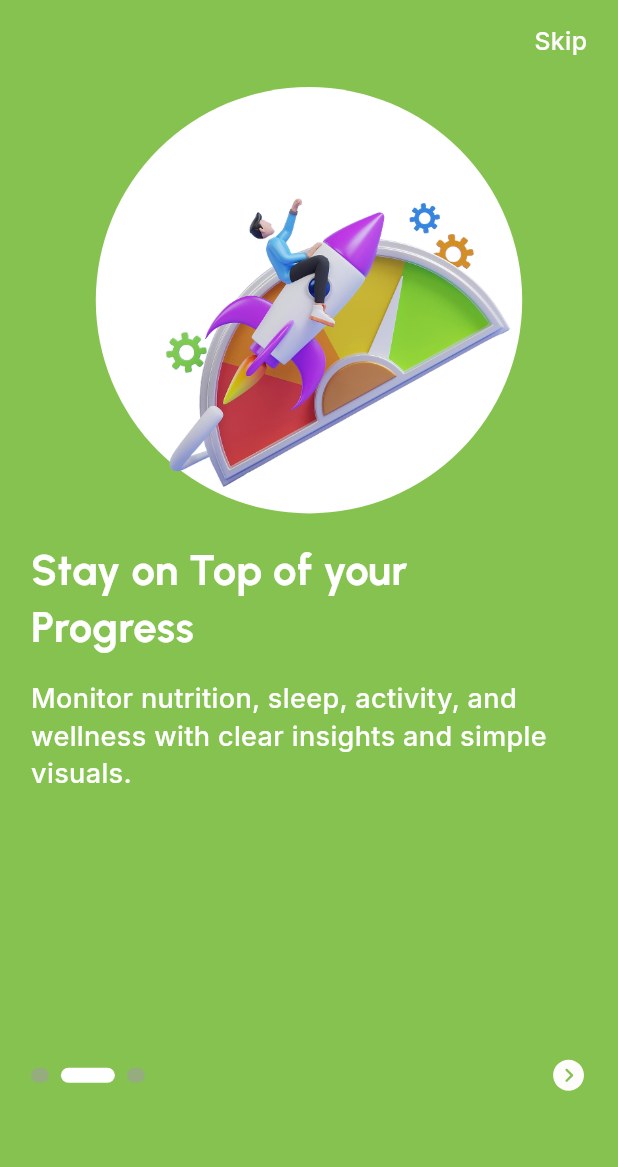
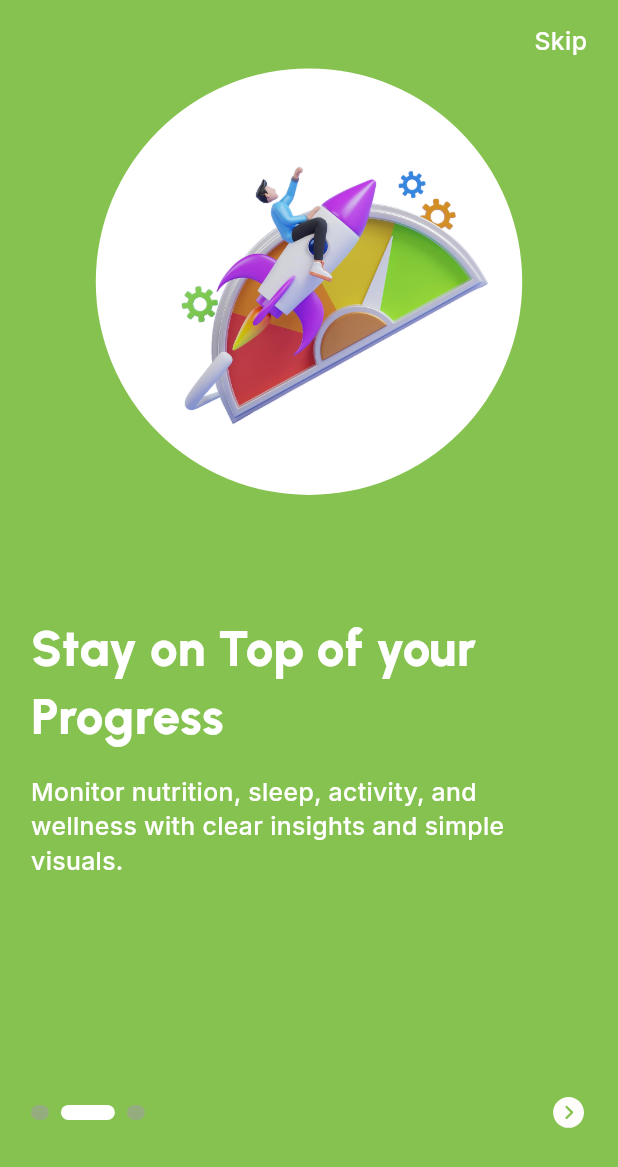
Before and after one commit to developerbazaar1/jimmy-sir-app, a Flutter app: the screen it shows after launch, after a tap on an icon or button, on a phone screen of 412 x 824 dp. Shown: the top 1167 px of the screen. Run offline on Flutter 3.47's test engine with Material 3 defaults, Android fonts, the phone set to English and light mode, and no system bars; drawn by our look-alikes of smooth_page_indicator; our stand-ins replace connectivity_plus, file_picker, flutter_riverpod, flutter_svg, fluttertoast, get and 3 more; project files that could hold a hidden picture were left out.

Commit message:
onboarding screens / welcome

```diff
--- a/lib/core/constants/app_colors.dart
+++ b/lib/core/constants/app_colors.dart
@@ -8,4 +8,5 @@ class AppColor {
   static Color redColor = Color(0XFFE33C10);
   static Color textColor = Color(0XFF151514);
   static Color textGreyColor = Color(0XFF8F8F8F);
+  static Color textBrownColor = Color(0XFF442200);
 }
--- a/lib/core/constants/app_images.dart
+++ b/lib/core/constants/app_images.dart
@@ -6,4 +6,5 @@ class AppImages {
   static String onboarding_11 = '$basePath/onboarding_11.png';
   static String onboarding_22 = '$basePath/onboarding_22.png';
   static String onboarding_33 = '$basePath/onboarding_33.png';
+  static String aboutYourself = '$basePath/about_your_screen_image.png';
 }
--- a/lib/core/constants/app_svg.dart
+++ b/lib/core/constants/app_svg.dart
@@ -5,4 +5,5 @@ class AppSvg {
   // static String logo2 = "$basePath/onboarding_2.svg";
   // static String logo3 = "$basePath/onboarding_3.svg";
   static String roundNextIcon = "$basePath/roundNextIcon.svg";
+  static String aboutYourScreenImage = "$basePath/about_your_screenImage.svg";
 }
--- a/lib/core/routes/app_routes.dart
+++ b/lib/core/routes/app_routes.dart
@@ -1,5 +1,6 @@
 import 'package:flutter_riverpod/flutter_riverpod.dart';
 import 'package:go_router/go_router.dart';
+import 'package:jimmy_sir_app/features/registeration/presentation/screens/about_yourself_screen.dart';
 import 'route_import.dart';
 
 final appRouterProvider = Provider<GoRouter>((ref) {
@@ -20,6 +21,11 @@ final appRouterProvider = Provider<GoRouter>((ref) {
         path: RoutePaths.signUp,
         name: RouteNames.signUp,
         builder: (_, __) => const SignUpScreen(),
+      ),
+      GoRoute(
+        path: RoutePaths.aboutYourself,
+        name: RouteNames.aboutYourself,
+        builder: (_, __) => const AboutYourselfScreen(),
       ),
     ],
   );
--- a/lib/core/routes/route_constant.dart
+++ b/lib/core/routes/route_constant.dart
@@ -8,13 +8,15 @@
 
 /// Use names for navigation (goNamed) and paths for deep linking (go)
 class RouteNames {
-  static const splash     = 'splash_screen';
+  static const splash = 'splash_screen';
   static const onboarding = 'onboarding_screen';
-  static const signUp     = 'signUp_screen';
+  static const signUp = 'signUp_screen';
+  static const aboutYourself = 'about_yourself_screen';
 }
 
 class RoutePaths {
-  static const splash     = '/splash_screen';
+  static const splash = '/splash_screen';
   static const onboarding = '/onboarding_screen';
-  static const signUp     = '/signUp_screen';
+  static const signUp = '/signUp_screen';
+  static const aboutYourself = '/about_yourself_screen';
 }
--- a/lib/features/onbaording/data/providers/onboarding_provider.dart
+++ b/lib/features/onbaording/data/providers/onboarding_provider.dart
@@ -1,3 +1,4 @@
 import 'package:flutter_riverpod/flutter_riverpod.dart';
 
 final onboardingPageProvider = StateProvider<int>((ref) => 0);
+final animateImageProvider = StateProvider<bool>((ref) => false);
--- a/lib/features/onbaording/presentation/screens/onboarding_screen.dart
+++ b/lib/features/onbaording/presentation/screens/onboarding_screen.dart
@@ -1,11 +1,13 @@
 import 'package:flutter/material.dart';
 import 'package:flutter_riverpod/flutter_riverpod.dart';
 import 'package:flutter_svg/svg.dart';
+import 'package:go_router/go_router.dart';
 import 'package:jimmy_sir_app/core/components/apptext/inter_apptext.dart';
 import 'package:jimmy_sir_app/core/components/apptext/urban_apptext.dart';
 import 'package:jimmy_sir_app/core/constants/app_colors.dart';
 import 'package:jimmy_sir_app/core/constants/app_images.dart';
 import 'package:jimmy_sir_app/core/constants/app_svg.dart';
+import 'package:jimmy_sir_app/core/routes/route_constant.dart';
 import 'package:jimmy_sir_app/features/onbaording/data/providers/onboarding_provider.dart';
 import 'package:smooth_page_indicator/smooth_page_indicator.dart';
 
@@ -17,7 +19,7 @@ class OnboardingScreen extends ConsumerStatefulWidget {
 }
 
 class _OnboardingScreenState extends ConsumerState<OnboardingScreen> {
-  final pageController = PageController();
+  late PageController pageController;
 
   final List<_OnboardingPageModel> pages = [
     _OnboardingPageModel(
@@ -44,10 +46,23 @@ class _OnboardingScreenState extends ConsumerState<OnboardingScreen> {
   ];
 
   @override
+  void initState() {
+    super.initState();
+    pageController = PageController(initialPage: 0);
+  }
+
+  @override
+  void dispose() {
+    pageController.dispose();
+    super.dispose();
+  }
+
+  @override
   Widget build(BuildContext context) {
     final currentPage = ref.watch(onboardingPageProvider);
-    final height = MediaQuery.sizeOf(context).height;
-    final width = MediaQuery.sizeOf(context).width;
+    final size = MediaQuery.sizeOf(context);
+    final height = size.height;
+    final width = size.width;
 
     return Scaffold(
       backgroundColor: pages[currentPage].color,
@@ -67,32 +82,36 @@ class _OnboardingScreenState extends ConsumerState<OnboardingScreen> {
                 ),
               ),
             ),
-            SizedBox(height: height * 0.01),
-
             Expanded(
-              child: PageView.builder(
+              child: PageView.custom(
                 // physics: const NeverScrollableScrollPhysics(),
                 controller: pageController,
-                itemCount: pages.length,
                 onPageChanged: (index) =>
                     ref.read(onboardingPageProvider.notifier).state = index,
-                itemBuilder: (context, index) {
-                  return _OnboardingPage(
-                    pages[index],
-                    key: ValueKey(pages[index].imagePath),
-                  );
+                childrenDelegate: SliverChildBuilderDelegate(
+                  (context, index) {
+                    return _OnboardingPage(pages[index], key: ValueKey(index));
                   },
+                  childCount: pages.length,
+                  addAutomaticKeepAlives: false,
+                  addRepaintBoundaries: false,
+                  addSemanticIndexes: false,
                 ),
               ),
+            ),
+
             Padding(
-              padding: EdgeInsets.symmetric(
-                horizontal: width * 0.05,
-                vertical: height * 0.03,
-              ),
+              padding: EdgeInsets.symmetric(horizontal: width * 0.05),
               child: Row(
                 mainAxisAlignment: MainAxisAlignment.spaceBetween,
                 children: [
-                  SmoothPageIndicator(
+                  AnimatedBuilder(
+                    animation: pageController,
+                    builder: (context, _) {
+                      if (!pageController.hasClients) {
+                        return const SizedBox(height: 12, width: 80);
+                      }
+                      return SmoothPageIndicator(
                         controller: pageController,
                         count: pages.length,
                         effect: ExpandingDotsEffect(
@@ -101,15 +120,50 @@ class _OnboardingScreenState extends ConsumerState<OnboardingScreen> {
                           dotColor: Colors.grey.withOpacity(0.6),
                           activeDotColor: Colors.white,
                         ),
+                      );
+                    },
                   ),
                   GestureDetector(
                     onTap: () async {
-                      if (currentPage < pages.length - 1) {
-                        pageController.jumpToPage(currentPage + 1);
+                      final current = ref.read(onboardingPageProvider);
+
+                      if (!pageController.hasClients) return;
+
+                      if (current < pages.length - 1) {
+                        // Trigger animation manually
+                        ref.read(animateImageProvider.notifier).state = true;
+
+                        // Thoda delay do taaki animation visible ho
+                        await Future.delayed(const Duration(milliseconds: 50));
+
+                        pageController.jumpToPage(current + 1);
+                        ref.read(onboardingPageProvider.notifier).state =
+                            current + 1;
+
+                        // Reset flag
+                        Future.delayed(const Duration(milliseconds: 800), () {
+                          ref.read(animateImageProvider.notifier).state = false;
+                        });
                       } else {
-                        // Finish onboarding
+                        context.pushNamed(RouteNames.aboutYourself);
                       }
                     },
+
+                    // onTap: () async {
+                    //   final current = ref.read(onboardingPageProvider);
+                    //   if (!pageController.hasClients) return;
+
+                    //   if (current < pages.length - 1) {
+                    //     // remove sliding effect
+                    //     pageController.jumpToPage(current + 1);
+
+                    //     // update provider manually (since jumpToPage is instant)
+                    //     ref.read(onboardingPageProvider.notifier).state =
+                    //         current + 1;
+                    //   } else {
+                    //     context.pushNamed(RouteNames.aboutYourself);
+                    //   }
+                    // },
                     child: SvgPicture.asset(
                       AppSvg.roundNextIcon,
                       height: height * 0.06,
@@ -127,6 +181,21 @@ class _OnboardingScreenState extends ConsumerState<OnboardingScreen> {
   }
 }
 
+// onTap: () async {
+//   final current = ref.read(onboardingPageProvider);
+//   if (!pageController.hasClients) return;
+//   if (current < pages.length - 1) {
+//     await pageController.nextPage(
+//       duration: const Duration(milliseconds: 380),
+//       curve: Curves.easeInOut,
+//     );
+//   } else {
+//     context.pushNamed(RouteNames.aboutYourself);
+//     print(
+//       "navigate-------------------------------------to nexttt screennnnnnn",
+//     );
+//   }
+// },
 class _OnboardingPageModel {
   final Color color;
   final String imagePath;
@@ -146,7 +215,6 @@ class _OnboardingPage extends ConsumerWidget {
 
   const _OnboardingPage(this.model, {super.key});
 
-  // Minimal helper to map image → index (so we can vary the effect per page)
   int _pageIndexFor(String path) {
     if (path == AppImages.onboarding_11) return 0;
     if (path == AppImages.onboarding_22) return 1;
@@ -161,6 +229,7 @@ class _OnboardingPage extends ConsumerWidget {
 
     final pageIndex = _pageIndexFor(model.imagePath);
     final isCurrent = currentPage == pageIndex;
+
     final double targetOpacity = isCurrent ? 1.0 : 0.0;
     final double targetScale = (pageIndex == 2)
         ? (isCurrent ? 1.0 : 0.88)
@@ -170,7 +239,7 @@ class _OnboardingPage extends ConsumerWidget {
         ? 0.0
         : (isCurrent && pageIndex == 2)
         ? (11.0 / 360.0)
-        : (12.0 / 360.0);
+        : (5.0 / 360.0);
 
     final Offset slideOffset = (pageIndex == 1)
         ? (isCurrent ? Offset.zero : const Offset(0.4, 0.0))
@@ -186,7 +255,7 @@ class _OnboardingPage extends ConsumerWidget {
             Align(
               alignment: Alignment.center,
               child: Container(
-                height: height * 0.37,
+                height: height * 0.36,
                 width: width * 0.69,
                 decoration: const BoxDecoration(
                   shape: BoxShape.circle,
@@ -194,30 +263,22 @@ class _OnboardingPage extends ConsumerWidget {
                 ),
               ),
             ),
-
             Positioned(
               child: SizedBox(
-                height: height * 0.38,
+                height: height * 0.33,
                 child: Center(
                   child: AnimatedContainer(
                     duration: const Duration(milliseconds: 800),
-                    // curve: Curves.easeOutBack,
                     child: AnimatedOpacity(
                       duration: const Duration(milliseconds: 400),
-                      // curve: Curves.easeOut,
                       opacity: targetOpacity,
                       child: AnimatedSlide(
-                        // <-- added
                         duration: const Duration(milliseconds: 500),
                         offset: slideOffset,
                         child: AnimatedScale(
                           duration: isCurrent
-                              ? const Duration(
-                                  milliseconds: 700,
-                                ) // nice elastic bump when entering
-                              : const Duration(
-                                  milliseconds: 260,
-                                ), // quick blow-out when leaving
+                              ? const Duration(milliseconds: 700)
+                              : const Duration(milliseconds: 260),
                           curve: Curves.easeOutCubic,
                           scale: targetScale,
                           child: AnimatedRotation(
@@ -243,8 +304,7 @@ class _OnboardingPage extends ConsumerWidget {
             ),
           ],
         ),
-
-        // SizedBox(height: height * 0.1),
+        SizedBox(height: height * 0.09),
         Padding(
           padding: EdgeInsets.symmetric(horizontal: width * 0.05),
           child: Column(
@@ -253,8 +313,8 @@ class _OnboardingPage extends ConsumerWidget {
               UrbanApptext(
                 text: model.title,
                 textAlign: TextAlign.start,
-                fontSize: 28,
-                fontWeight: FontWeight.w700,
+                fontSize: width * 0.08,
+                fontWeight: FontWeight.w800,
                 color: Colors.white,
               ),
               SizedBox(height: height * 0.02),
@@ -262,7 +322,7 @@ class _OnboardingPage extends ConsumerWidget {
                 text: model.description,
                 maxLines: 3,
                 textAlign: TextAlign.start,
-                fontSize: 18,
+                fontSize: width * 0.04,
                 fontWeight: FontWeight.w500,
                 color: Colors.white,
               ),
@@ -273,6 +333,31 @@ class _OnboardingPage extends ConsumerWidget {
     );
   }
 }
+
+
+
+
+
+
+
+
+
+
+
+
+
+
+
+
+
+
+
+
+
+
+
+
+
 
 
 
--- /dev/null
+++ b/lib/features/registeration/data/registration_repo.dart
@@ -0,0 +1 @@
+class RegistrationRepo {}
--- /dev/null
+++ b/lib/features/registeration/presentation/providers/aboutyourself_Provider.dart
@@ -0,0 +1,3 @@
+import 'package:flutter_riverpod/flutter_riverpod.dart';
+
+final aboutStepProvider = StateProvider<int>((ref) => 0);
```
Also changed, not shown: lib/features/registeration/presentation/screens/about_yourself_screen.dart (added, +130 -0 lines), assets/images/about_your_screen_image.png (added), assets/svgs/about_your_screenImage.svg (added), 1 other file. Lines whose indentation alone changed are shown as unchanged.
